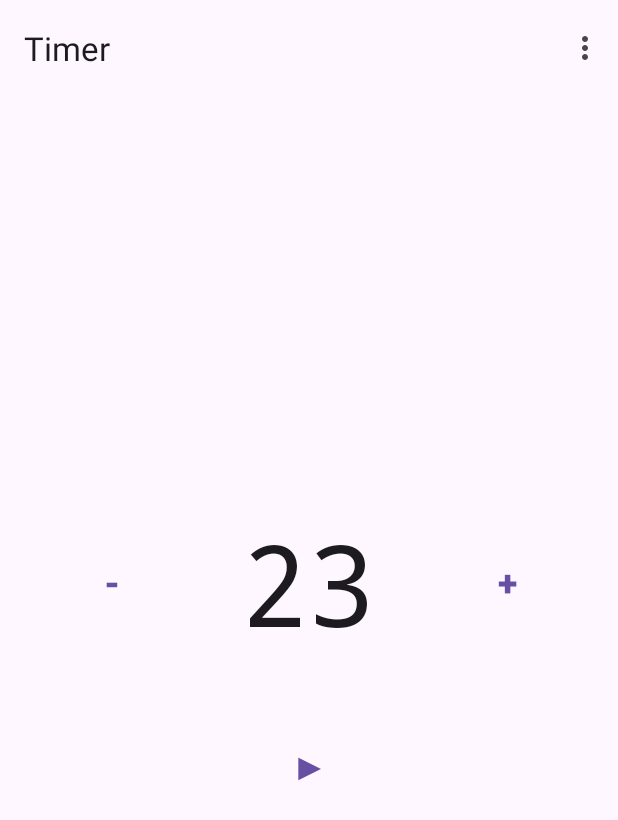
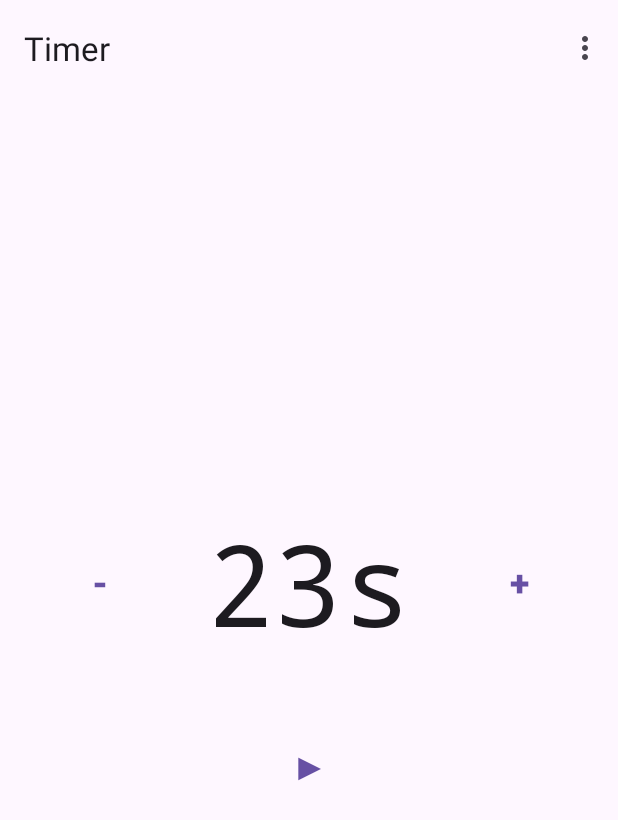
Before and after one commit to kjrocker/hermes, an Android app: the screen it shows after launch (MainActivity), on a phone screen of 412 x 824 dp. Shown: the top 820 px of the screen. Run offline under Robolectric (Android 15) with nearby library versions, the phone set to English and light mode, and no system bars; our stand-ins replace navigation-ui.

Commit message:
Add s formatting

```diff
--- a/app/src/main/java/com/kehvyn/hermes/TimerFragment.kt
+++ b/app/src/main/java/com/kehvyn/hermes/TimerFragment.kt
@@ -67,7 +67,7 @@ class TimerFragment : Fragment() {
     }
 
     private fun updateTimerDisplay() {
-        binding.textviewTimerDisplay.text = timerValue.toString()
+        binding.textviewTimerDisplay.text = "${timerValue}s"
     }
 
     private fun updatePlayPauseButton() {
```
